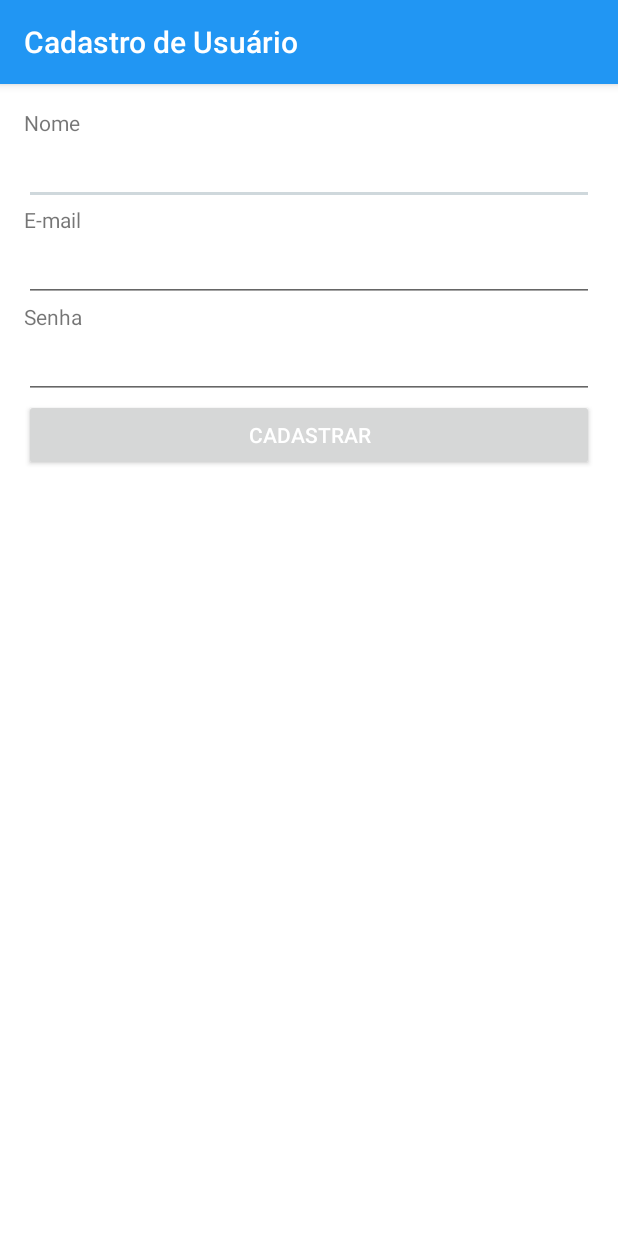
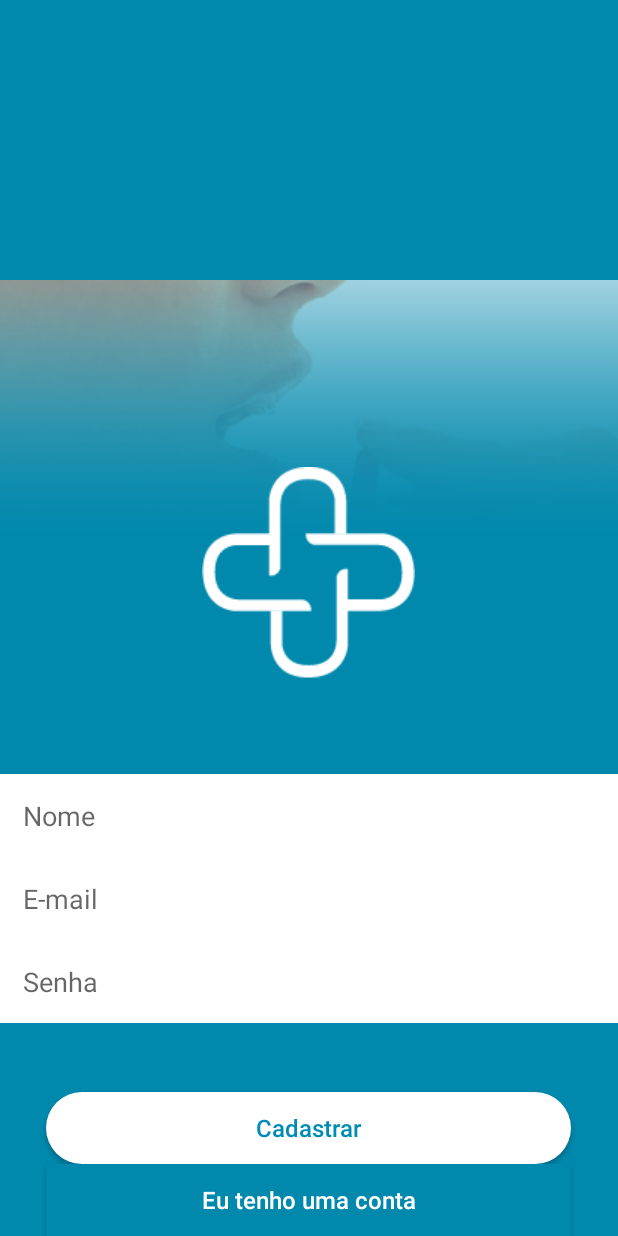
Before and after one commit to kevynwar1/Posologia, an Android app: the CadastroActivity screen opened directly, with no data from a screen before it, on a phone screen of 412 x 824 dp. Run offline under Robolectric (Android 15) with nearby library versions, the phone set to English and light mode, and no system bars.

Commit message:
Design da Tela de Cadastro

```diff
--- a/Posologia/app/src/main/AndroidManifest.xml
+++ b/Posologia/app/src/main/AndroidManifest.xml
@@ -14,7 +14,7 @@
             android:name=".view.MainActivity"
             android:label="@string/app_name"
             android:theme="@style/MyTheme">
-            <intent-filter>
+			<intent-filter>
                 <action android:name="android.intent.action.MAIN" />
 
                 <category android:name="android.intent.category.LAUNCHER" />
@@ -27,7 +27,8 @@
 
         <activity
             android:name=".view.CadastroActivity"
-            android:label="@string/app_title_pessoa_new" />
+            android:label="@string/app_title_pessoa_new"
+            android:theme="@style/AppTheme.NoActionBar"/>
 
         <activity
             android:name=".view.MedicamentoNewActivity"
--- /dev/null
+++ b/Posologia/app/src/main/res/drawable/background.xml
@@ -0,0 +1,13 @@
+<?xml version="1.0" encoding="utf-8"?>
+<selector xmlns:android="http://schemas.android.com/apk/res/android">
+    <item>
+        <shape>
+            <gradient
+                android:angle="90"
+                android:startColor="#0088AD"
+                android:centerColor="#0088AD"
+                android:endColor="#0088AD"
+                android:type="linear" />
+        </shape>
+    </item>
+</selector>
--- /dev/null
+++ b/Posologia/app/src/main/res/drawable/button.xml
@@ -0,0 +1,10 @@
+<?xml version="1.0" encoding="utf-8"?>
+<shape xmlns:android="http://schemas.android.com/apk/res/android" android:shape="rectangle" >
+    <corners
+        android:radius="100dp" />
+    <solid
+        android:color="#FFF" />
+    <size
+        android:width="100dp"
+        android:height="40dp" />
+</shape>
--- a/Posologia/app/src/main/res/layout/activity_cadastro.xml
+++ b/Posologia/app/src/main/res/layout/activity_cadastro.xml
@@ -1,63 +1,96 @@
 <?xml version="1.0" encoding="utf-8"?>
-<LinearLayout xmlns:android="http://schemas.android.com/apk/res/android"
+<RelativeLayout xmlns:android="http://schemas.android.com/apk/res/android"
+    xmlns:app="http://schemas.android.com/apk/res-auto"
     xmlns:tools="http://schemas.android.com/tools"
     android:id="@+id/activity_pessoa_new"
-    android:background="#FFFFFF"
+    android:background="@drawable/background"
     android:layout_width="match_parent"
     android:layout_height="match_parent"
     android:orientation="vertical"
-    android:paddingBottom="@dimen/activity_vertical_margin"
-    android:paddingLeft="@dimen/activity_horizontal_margin"
-    android:paddingRight="@dimen/activity_horizontal_margin"
-    android:paddingTop="@dimen/activity_vertical_margin"
     tools:context="br.com.android.posologia.view.CadastroActivity">
 
-    <!-- LinearLayout
-        android:id="@+id/lnlNome"
-        style="@style/LnlCampoForm" -->
-
-    <TextView
-        android:id="@+id/lblNome"
-        style="@style/TxtForm"
-        android:text="@string/lbl_nome" />
-
-    <EditText
-        android:id="@+id/edtNome"
-        style="@style/EdtForm" />
-
-    <!-- /LinearLayout -->
-
-    <TextView
-        android:id="@+id/lblEmail"
+    <ImageView
+        android:id="@+id/topImage"
         android:layout_width="match_parent"
-        android:layout_height="wrap_content"
-        android:text="@string/lbl_email" />
+        android:layout_height="200dp"
+        android:layout_above="@+id/edtNome"
+        android:layout_alignParentStart="true"
+        android:layout_marginBottom="129dp"
+        android:scaleType="centerCrop"
+        app:srcCompat="@drawable/header" />
 
     <EditText
         android:id="@+id/edtEmail"
         android:layout_width="match_parent"
         android:layout_height="wrap_content"
+        android:layout_above="@+id/edtSenha"
+        android:layout_alignParentStart="true"
+        android:layout_marginBottom="0dp"
         android:ems="10"
-        android:inputType="textEmailAddress" />
-
-    <TextView
-        android:id="@+id/lblSenha"
-        android:layout_width="match_parent"
-        android:layout_height="wrap_content"
-        android:text="@string/lbl_senha" />
+        android:hint="@string/lbl_email"
+        android:background="#FFF"
+        android:padding="15dp"
+        android:inputType="textEmailAddress"
+        android:textColor="#FFFFFF" />
 
     <EditText
         android:id="@+id/edtSenha"
         android:layout_width="match_parent"
         android:layout_height="wrap_content"
+        android:layout_above="@+id/btnCadastrar"
+        android:layout_alignParentStart="true"
+        android:layout_marginBottom="46dp"
         android:ems="10"
-        android:inputType="textPassword" />
+        android:hint="@string/lbl_senha"
+        android:background="#FFF"
+        android:padding="15dp"
+        android:inputType="textPassword"
+        android:textColor="#FFFFFF" />
 
     <Button
         android:id="@+id/btnCadastrar"
+        android:layout_width="350dp"
+        android:layout_marginLeft="17dp"
+        android:layout_height="wrap_content"
+        android:text="@string/btn_cadastrar"
+        android:background="@drawable/button"
+        android:textAllCaps="false"
+        android:textSize="16dp"
+        android:textColor="#008CB3"
+        android:layout_above="@+id/btnConta"
+        android:layout_centerHorizontal="true" />
+
+    <EditText
+        android:id="@+id/edtNome"
+        style="@style/EdtForm"
+        android:layout_above="@+id/edtEmail"
+        android:layout_alignParentStart="true"
+        android:layout_marginBottom="0dp"
+        android:hint="@string/lbl_nome"
+        android:background="#FFF"
+        android:padding="15dp"
+        android:textColor="#FFFFFF" />
+
+    <ImageView
+        android:id="@+id/logotipo"
+        android:layout_width="wrap_content"
+        android:layout_height="wrap_content"
+        android:layout_above="@+id/edtNome"
+        android:layout_centerHorizontal="true"
+        android:layout_marginBottom="63dp"
+        app:srcCompat="@drawable/medicamentos_branco_transparente" />
+
+    <Button
+        android:id="@+id/btnConta"
         android:layout_width="match_parent"
         android:layout_height="wrap_content"
-        android:text="@string/btn_cadastrar"
-        android:textColor="#FFFFFF" />
+        android:layout_alignParentBottom="true"
+        android:layout_alignStart="@+id/btnCadastrar"
+        android:textAllCaps="false"
+        android:textSize="16dp"
+        android:background="#0088AD"
+        android:textColor="#FFFFFF"
+        android:text="@string/btn_tenhoconta"
+        android:layout_alignEnd="@+id/btnCadastrar" />
 
-</LinearLayout>
+</RelativeLayout>
--- a/Posologia/app/src/main/res/values/strings.xml
+++ b/Posologia/app/src/main/res/values/strings.xml
@@ -14,6 +14,7 @@
     <string name="btn_medicamentos">Medicamentos</string>
     <string name="btn_pessoas">Pessoas</string>
     <string name="btn_posologias">Posologias</string>
+    <string name="btn_tenhoconta">Eu tenho uma conta</string>
 
     <string name="hint_filtro">Informe o filtro</string>
 
--- a/Posologia/app/src/main/res/values/styles.xml
+++ b/Posologia/app/src/main/res/values/styles.xml
@@ -122,6 +122,9 @@
         <item name="android:layout_width">match_parent</item>
         <item name="android:layout_height">wrap_content</item>
         <item name="android:inputType">textPersonName|textCapCharacters</item>
+        <item name="colorControlNormal">#0099FF</item>
+        <item name="colorControlActivated">#0099FF</item>
+        <item name="colorControlHighlight">#0099FF</item>
     </style>
 
     <!-- Style for LnlItemLista -->
```
Also changed, not shown: Posologia/app/src/main/res/drawable/header.png (added), Posologia/app/src/main/res/drawable/medicamentos_branco_transparente.png (added), Posologia/app/src/main/res/drawable/medicamentos_transparente.png (added), 1 other file.
